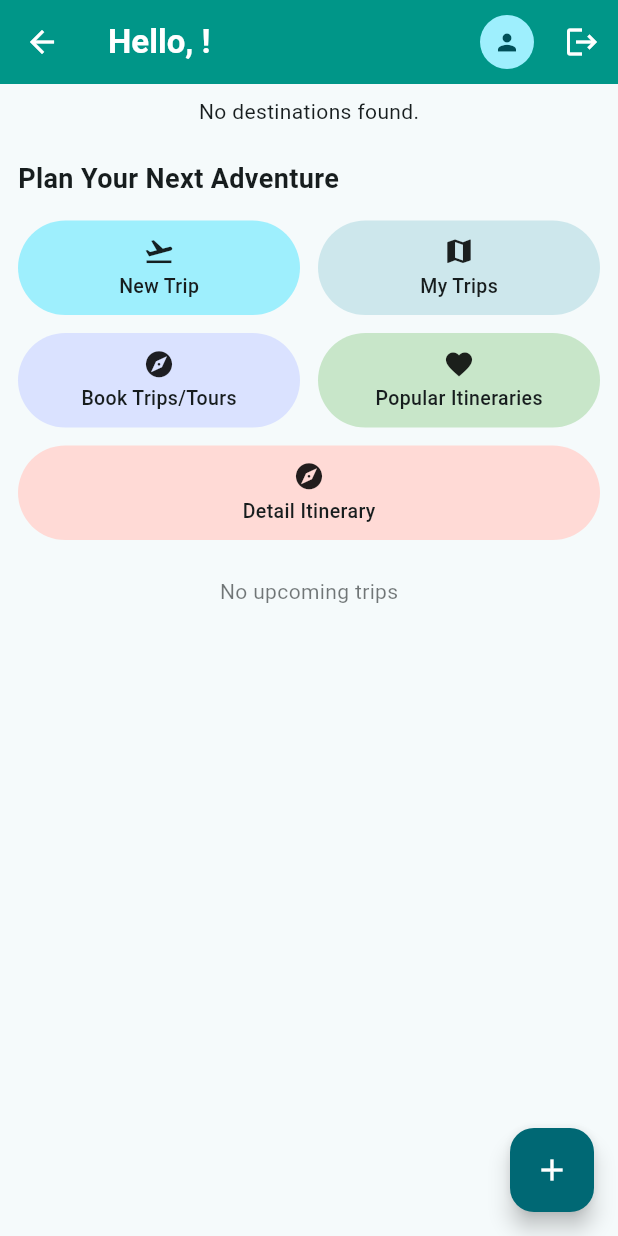
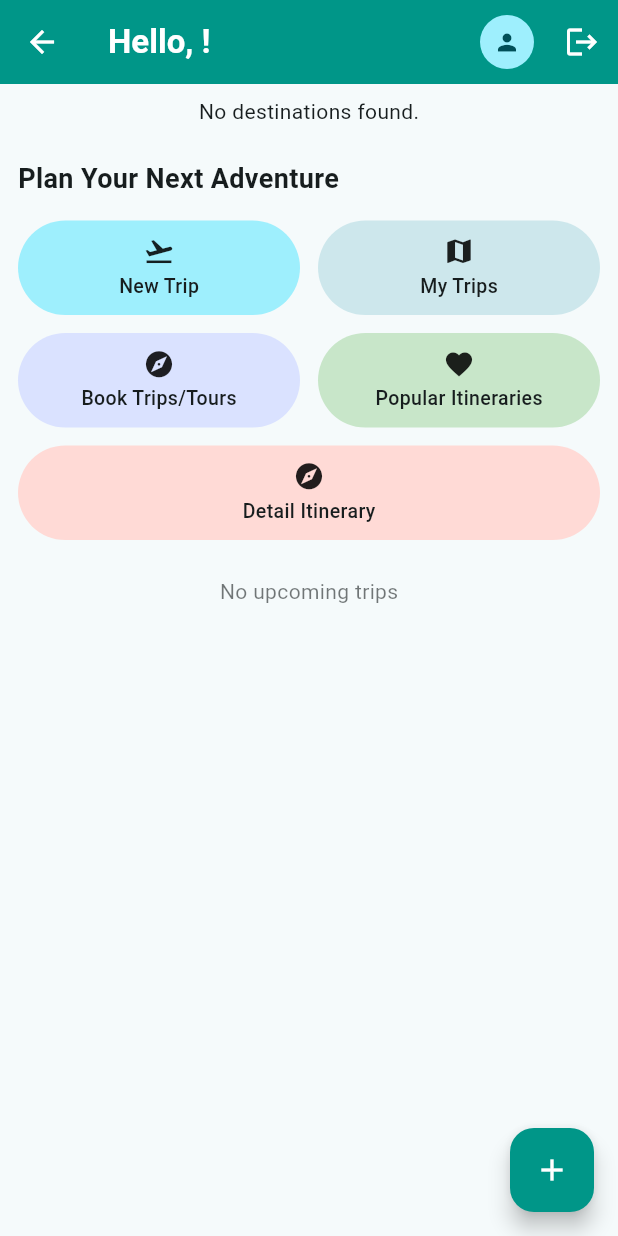
Before and after one commit to adhikarijii/RoamBot-AI-Trip-Planner-App, a Flutter app: the HomeScreen screen opened directly, on a phone screen of 412 x 824 dp. Run offline on Flutter 3.47's test engine with Material 3 defaults, Android fonts, the light colour scheme and no system bars; drawn by our look-alikes of flutter_animate; our stand-ins replace cached_network_image, cloud_firestore, firebase_auth, firebase_core, firebase_storage, google_generative_ai and 6 more; accounts and stored records are empty; Roboto replaces fonts that are missing (Outfit).

Commit message:
theme updates

```diff
--- a/lib/screens/home_screen.dart
+++ b/lib/screens/home_screen.dart
@@ -226,7 +226,8 @@ class _HomeScreenState extends State<HomeScreen> with TickerProviderStateMixin {
                 MaterialPageRoute(builder: (_) => const TripCreationScreen()),
               );
             },
-            backgroundColor: theme.colorScheme.primary,
+            // backgroundColor: theme.colorScheme.primary,
+            backgroundColor: Colors.teal,
             foregroundColor: theme.colorScheme.onPrimary,
             child: const Icon(Icons.add),
           )
```
Also changed, not shown: lib/screens/profile_screen.dart (+48 -3 lines).
